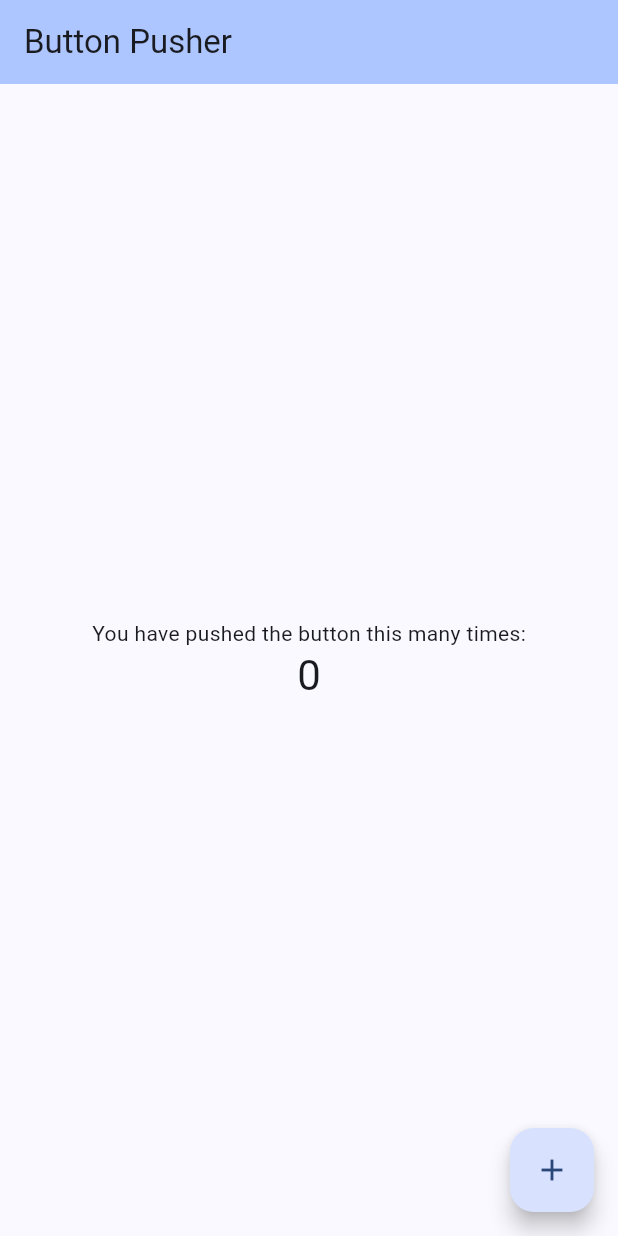
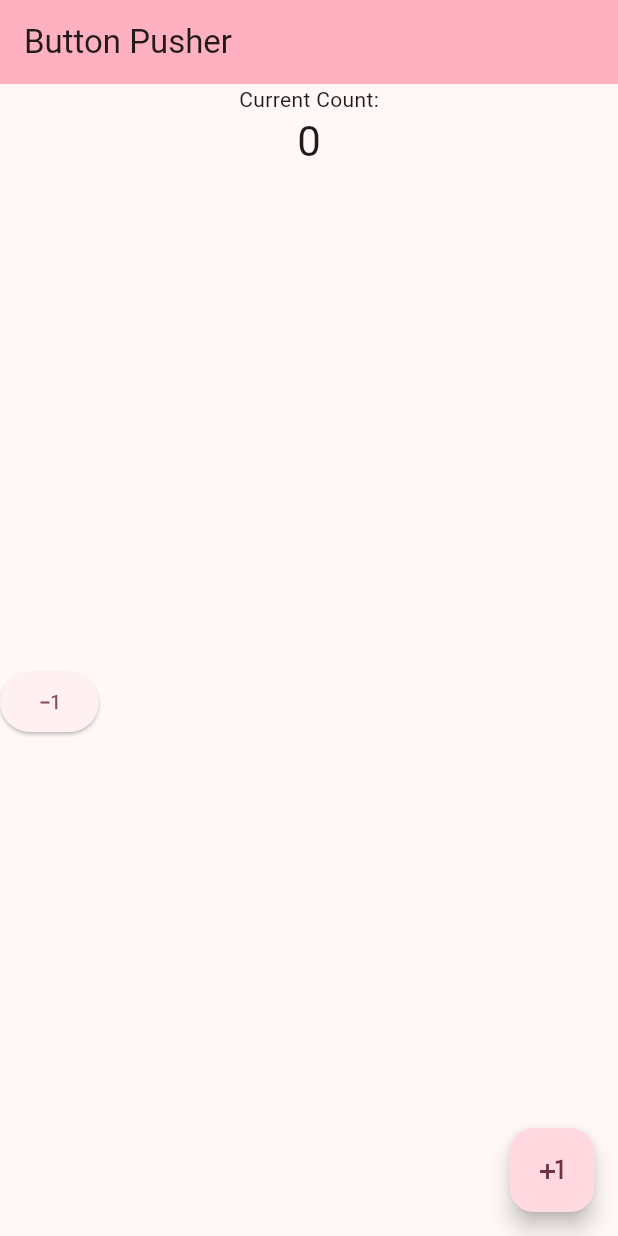
Before and after one commit to hspayde/learning_flutter, a Flutter app: the screen it shows after launch, on a phone screen of 412 x 824 dp. Run offline on Flutter 3.47's test engine with Material 3 defaults, Android fonts, the phone set to English and light mode, and no system bars.

Commit message:
Changed theme color to pink. Added a function to subtract from the count. Added an elevated button tied to the subtract function.

```diff
--- a/lib/main.dart
+++ b/lib/main.dart
@@ -28,7 +28,7 @@ class MyApp extends StatelessWidget {
         //
         // This works for code too, not just values: Most code changes can be
         // tested with just a hot reload.
-        colorScheme: ColorScheme.fromSeed(seedColor: Colors.blueAccent),
+        colorScheme: ColorScheme.fromSeed(seedColor: Colors.pinkAccent),
         useMaterial3: true,
       ),
       home: const MyHomePage(title: 'Button Pusher'),
@@ -65,6 +65,12 @@ class _MyHomePageState extends State<MyHomePage> {
       // _counter without calling setState(), then the build method would not be
       // called again, and so nothing would appear to happen.
       _counter++;
+    });
+  }
+
+  void _decrementCounter() {
+    setState(() {
+      _counter--;
     });
   }
 
@@ -106,19 +112,30 @@ class _MyHomePageState extends State<MyHomePage> {
           mainAxisAlignment: MainAxisAlignment.center,
           children: <Widget>[
             const Text(
-              'You have pushed the button this many times:',
+              'Current Count:',
             ),
             Text(
               '$_counter',
               style: Theme.of(context).textTheme.headlineMedium,
             ),
+            Expanded(
+              child: Row(
+                children: [
+                  ElevatedButton(
+                    style: ElevatedButton.styleFrom(textStyle: const TextStyle(fontSize: 20)),
+                    onPressed: _decrementCounter,
+                    child: const Icon(Icons.exposure_minus_1),
+                  ),
+                ],
+              )
+            )
           ],
         ),
       ),
       floatingActionButton: FloatingActionButton(
         onPressed: _incrementCounter,
         tooltip: 'Increment',
-        child: const Icon(Icons.add),
+        child: const Icon(Icons.plus_one),
       ), // This trailing comma makes auto-formatting nicer for build methods.
     );
   }
```
